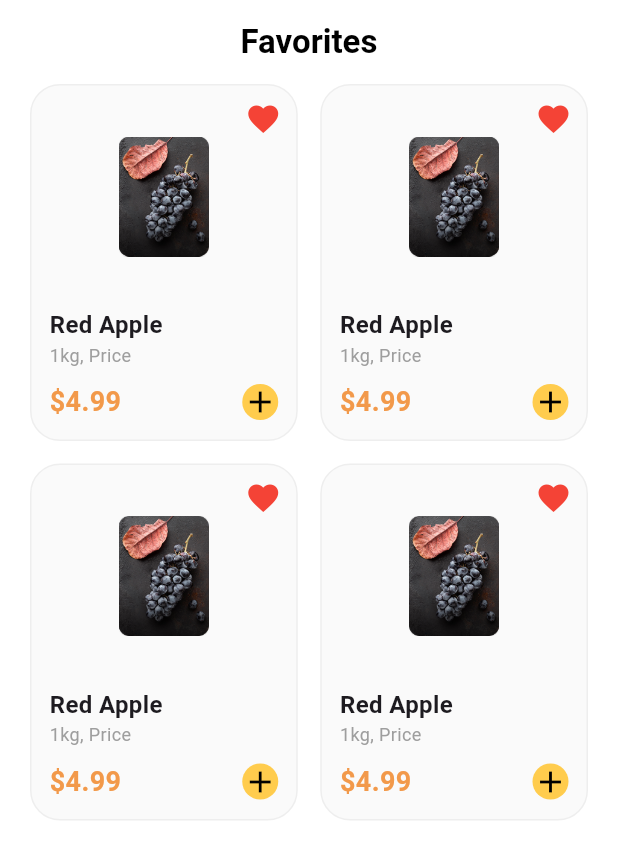
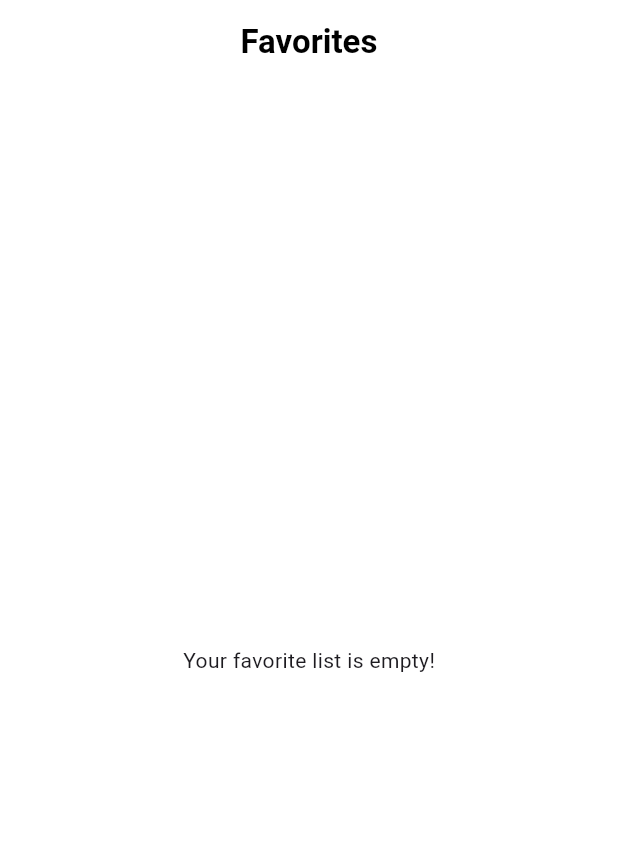
Before and after one commit to IsmailCoder366/frisky_fruits, a Flutter app: the FavoritesScreen screen opened directly, on a phone screen of 412 x 824 dp. Shown: the top 859 px of the screen. Run offline on Flutter 3.47's test engine with Material 3 defaults, Android fonts, the phone set to English and light mode, and no system bars; our stand-ins replace bloc, cloud_firestore, confetti, firebase_auth, firebase_core, flutter_bloc and 2 more; missing offline and left inert: flutter_stripe, flutter_stripe_web; accounts and stored records are empty.

Commit message:
favourite screen logic added

```diff
--- a/lib/features/checkout/screen/payment_method_screen.dart
+++ b/lib/features/checkout/screen/payment_method_screen.dart
@@ -18,7 +18,7 @@ class PaymentMethodScreen extends StatefulWidget {
 }
 
 class _PaymentMethodScreenState extends State<PaymentMethodScreen> {
-  bool isCreditCard = true;
+  bool isCreditCard = false;
   int selectedCardIndex = 0;
   final TextEditingController _expiryController = TextEditingController();
 
--- a/lib/features/favorites/screen/favorite.dart
+++ b/lib/features/favorites/screen/favorite.dart
@@ -1,4 +1,9 @@
 import 'package:flutter/material.dart';
+import 'package:flutter_bloc/flutter_bloc.dart';
+import '../../home/bloc/favorite_bloc.dart';
+import '../../home/bloc/favorite_event.dart';
+import '../../home/bloc/favorite_state.dart';
+
 
 class FavoritesScreen extends StatelessWidget {
   const FavoritesScreen({super.key});
@@ -19,8 +24,18 @@ class FavoritesScreen extends StatelessWidget {
       ),
       body: Padding(
         padding: const EdgeInsets.symmetric(horizontal: 20),
-        child: GridView.builder(
-          itemCount: 4, // Replace with your favorites list length
+        // 1. Use BlocBuilder to listen to changes in the favorite list
+        child: BlocBuilder<FavoritesBloc, FavoritesState>(
+          builder: (context, state) {
+            // Logic: Show a placeholder if the list is empty
+            if (state.favoriteItems.isEmpty) {
+              return const Center(
+                child: Text("Your favorite list is empty!"),
+              );
+            }
+
+            return GridView.builder(
+              itemCount: state.favoriteItems.length,
               gridDelegate: const SliverGridDelegateWithFixedCrossAxisCount(
                 crossAxisCount: 2,
                 childAspectRatio: 0.75,
@@ -28,14 +43,19 @@ class FavoritesScreen extends StatelessWidget {
                 mainAxisSpacing: 15,
               ),
               itemBuilder: (context, index) {
-            return _buildFavoriteItem(context);
+                // Logic: Get the specific product data for this card
+                final product = state.favoriteItems[index];
+                return _buildFavoriteItem(context, product);
+              },
+            );
           },
         ),
       ),
     );
   }
 
-  Widget _buildFavoriteItem(BuildContext context) {
+  // 2. Pass the product Map into the builder
+  Widget _buildFavoriteItem(BuildContext context, Map<String, String> product) {
     return Container(
       decoration: BoxDecoration(
         color: Colors.grey[50],
@@ -47,24 +67,22 @@ class FavoritesScreen extends StatelessWidget {
           Column(
             crossAxisAlignment: CrossAxisAlignment.start,
             children: [
-              // 1. Product Image
               Expanded(
                 child: Center(
                   child: Image.asset(
-                    'assets/images/grapes.png', // Replace with dynamic image
+                    product['imagePath'] ?? 'assets/images/placeholder.png',
                     height: 80,
                   ),
                 ),
               ),
-              // 2. Product Details
               Padding(
                 padding: const EdgeInsets.symmetric(horizontal: 12),
                 child: Column(
                   crossAxisAlignment: CrossAxisAlignment.start,
                   children: [
-                    const Text(
-                      "Red Apple",
-                      style: TextStyle(fontWeight: FontWeight.bold, fontSize: 16),
+                    Text(
+                      product['title'] ?? "Unknown",
+                      style: const TextStyle(fontWeight: FontWeight.bold, fontSize: 16),
                     ),
                     const Text(
                       "1kg, Price",
@@ -74,15 +92,13 @@ class FavoritesScreen extends StatelessWidget {
                     Row(
                       mainAxisAlignment: MainAxisAlignment.spaceBetween,
                       children: [
-                        const Text(
-                          "\$4.99",
-                          style: TextStyle(
+                        Text(
+                          product['price'] ?? "\$0.00",
+                          style: const TextStyle(
                               fontWeight: FontWeight.bold,
                               fontSize: 18,
-                              color: Color(0xFFF2994A)
+                              color: Color(0xFFF2994A)),
                         ),
-                        ),
-                        // Quick Add Button
                         Container(
                           decoration: const BoxDecoration(
                             color: Color(0xFFFFCC4D),
@@ -98,13 +114,13 @@ class FavoritesScreen extends StatelessWidget {
               ),
             ],
           ),
-          // 3. Remove from Favorites Button
           Positioned(
             top: 10,
             right: 10,
             child: GestureDetector(
               onTap: () {
-                // Logic to remove from favorites
+                // Logic: Remove from favorites using the same Toggle event
+                context.read<FavoritesBloc>().add(ToggleFavorite(product));
               },
               child: const Icon(
                 Icons.favorite,
--- /dev/null
+++ b/lib/features/home/bloc/favorite_bloc.dart
@@ -0,0 +1,29 @@
+import 'package:flutter_bloc/flutter_bloc.dart';
+import 'favorite_event.dart';
+import 'favorite_state.dart';
+
+class FavoritesBloc extends Bloc<FavoritesEvent, FavoritesState> {
+  // We initialize with an empty list in the FavoritesState
+  FavoritesBloc() : super(FavoritesState([])) {
+
+    on<ToggleFavorite>((event, emit) {
+      // 1. Create a fresh copy of the current list to avoid mutating the state directly
+      final List<Map<String, String>> currentList = List.from(state.favoriteItems);
+
+      // 2. Logic: Check if the item is already in the favorites by comparing titles
+      // In your project, using 'title' works as a unique ID for now
+      final bool exists = currentList.any((item) => item['title'] == event.product['title']);
+
+      if (exists) {
+        // 3. Logic: If it exists, remove it (Un-favorite)
+        currentList.removeWhere((item) => item['title'] == event.product['title']);
+      } else {
+        // 4. Logic: If it's new, add it to the list
+        currentList.add(event.product);
+      }
+
+      // 5. Emit the new state with the updated list to trigger UI rebuild
+      emit(FavoritesState(currentList));
+    });
+  }
+}
--- /dev/null
+++ b/lib/features/home/bloc/favorite_event.dart
@@ -0,0 +1,12 @@
+abstract class FavoritesEvent {}
+
+class ToggleFavorite extends FavoritesEvent {
+  // We pass the product as a Map so the Bloc knows which item to add or remove
+  final Map<String, String> product;
+
+  ToggleFavorite(this.product);
+}
+class TabChanged extends FavoritesEvent {
+  final int index;
+  TabChanged(this.index);
+}
--- /dev/null
+++ b/lib/features/home/bloc/favorite_state.dart
@@ -0,0 +1,4 @@
+class FavoritesState {
+  final List<Map<String, String>> favoriteItems;
+  FavoritesState(this.favoriteItems);
+}
--- a/lib/features/products/bloc/cart_bloc/cart_state.dart
+++ b/lib/features/products/bloc/cart_bloc/cart_state.dart
@@ -11,6 +11,4 @@ class CartState {
     return items.fold(0.0, (total, current) => total + current.totalItemPrice);
   }
 
-  /// Helper to get the total number of items (useful for cart badges)
-  int get itemCount => items.length;
 }
```
Also changed, not shown: lib/features/checkout/bloc/payment_bloc.dart (+16 -5 lines), lib/features/checkout/repository/payment_repository.dart (+24 -9 lines), lib/features/home/widgets/deal_card.dart (+42 -1 lines), lib/features/home/widgets/trending_deals_grid.dart (+26 -6 lines), lib/main.dart (+3 -4 lines), 1 other file. Lines whose indentation alone changed are shown as unchanged.
